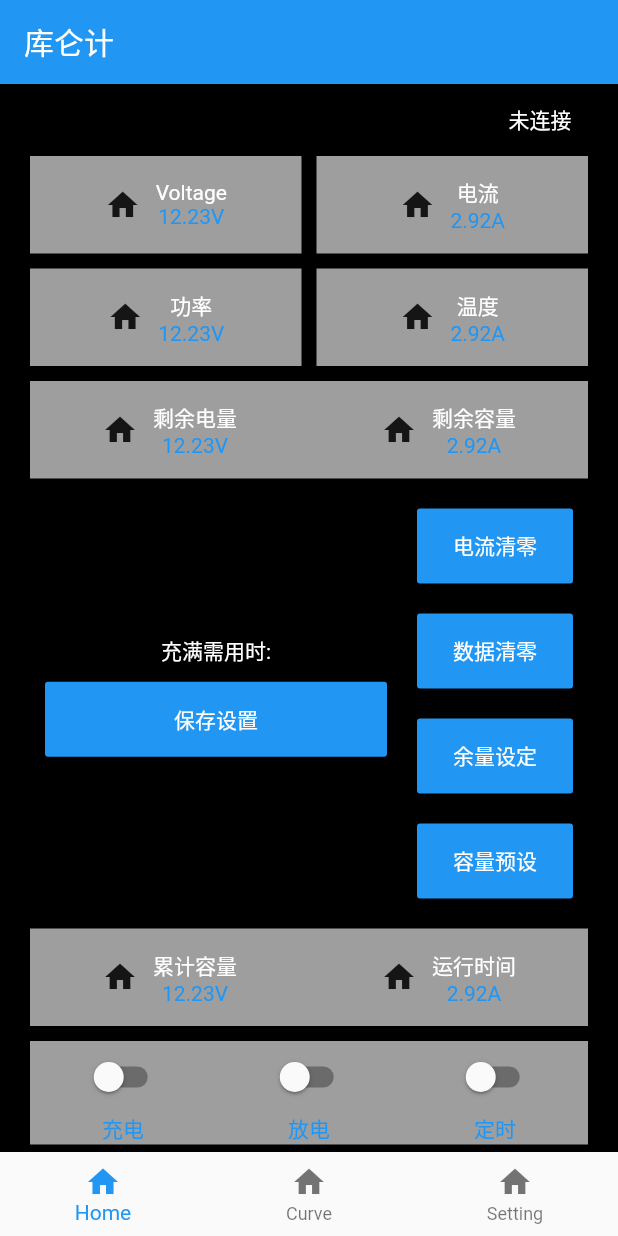
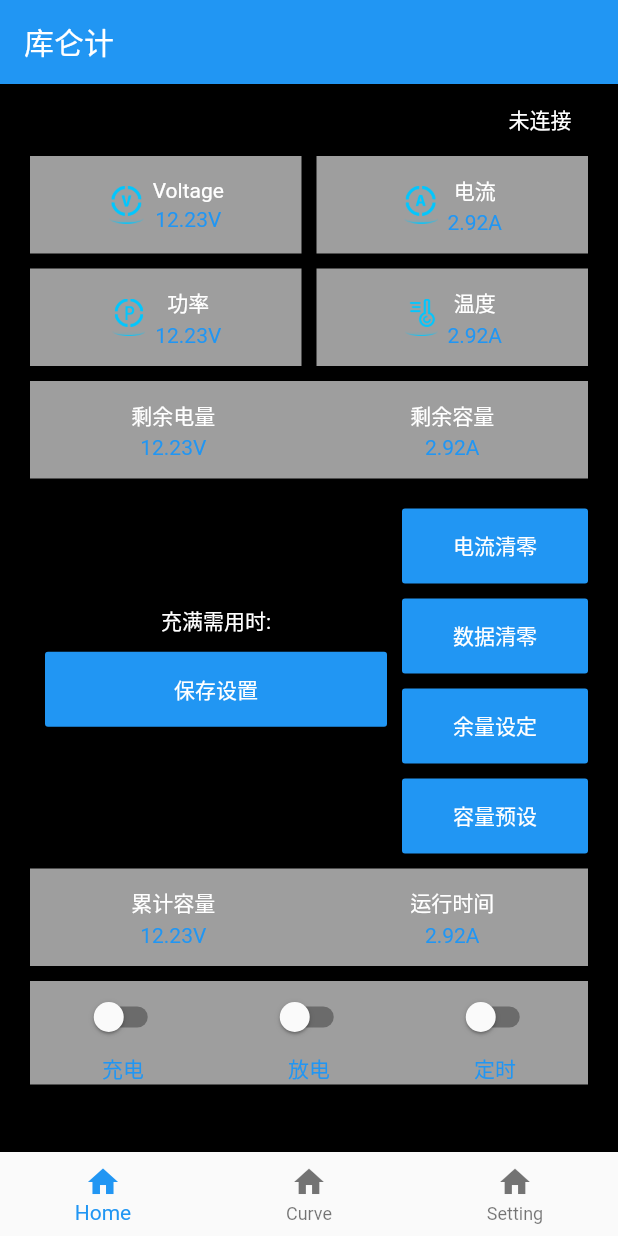
Before and after one commit to JeromeLydia/flutter_qinglan, a Flutter app: the screen it shows after launch, on a phone screen of 412 x 824 dp. Run offline on Flutter 3.47's test engine with Material 2 defaults, Android fonts, the phone set to English and light mode, and no system bars; our stand-ins replace flutter_blue_plus, get, permission_handler.

Commit message:
添加权限管理

```diff
--- a/lib/pages/home/home.dart
+++ b/lib/pages/home/home.dart
@@ -3,11 +3,39 @@ import 'package:flutter_blue_plus/flutter_blue_plus.dart';
 import 'package:flutter_qinglan/dialogs.dart';
 import 'package:flutter_qinglan/global.dart';
 import 'package:get/get.dart';
+import 'package:permission_handler/permission_handler.dart';
 
 import '../../cmd.dart';
 
-class Home extends StatelessWidget {
+class Home extends StatefulWidget {
   const Home({super.key});
+
+  @override
+  State<Home> createState() => _HomeState();
+}
+
+class _HomeState extends State<Home> {
+  PermissionStatus _bluetoothStatus = PermissionStatus.denied;
+
+  Future<void> _checkBluetoothPermission() async {
+    final status = await Permission.bluetooth.status;
+    setState(() {
+      _bluetoothStatus = status;
+    });
+  }
+
+  Future<void> _requestBluetoothPermission() async {
+    final status = await Permission.bluetooth.request();
+    setState(() {
+      _bluetoothStatus = status;
+    });
+  }
+
+  @override
+  void initState() {
+    super.initState();
+    _checkBluetoothPermission();
+  }
 
   void bluetoothWrite(List<int> data) async {
     final currentDevice = Global.currentDevice;
@@ -92,6 +120,7 @@ class Home extends StatelessWidget {
                 child: IconItem(
                   title: "电压".tr,
                   value: "12.23V",
+                  assetName: "assets/images/ic_voltage.png",
                 ),
               ),
               const SizedBox(width: 10),
@@ -99,6 +128,7 @@ class Home extends StatelessWidget {
                 child: IconItem(
                   title: "电流",
                   value: "2.92A",
+                  assetName: "assets/images/ic_current.png",
                 ),
               ),
             ],
@@ -111,6 +141,7 @@ class Home extends StatelessWidget {
                 child: IconItem(
                   title: "功率",
                   value: "12.23V",
+                  assetName: "assets/images/ic_power.png",
                 ),
               ),
               SizedBox(width: 10),
@@ -118,6 +149,7 @@ class Home extends StatelessWidget {
                 child: IconItem(
                   title: "温度",
                   value: "2.92A",
+                  assetName: "assets/images/ic_temperature.png",
                 ),
               ),
             ],
@@ -175,7 +207,7 @@ class Home extends StatelessWidget {
                 child: Column(
                   children: [
                     Container(
-                      margin: const EdgeInsets.all(10),
+                      margin: const EdgeInsets.only(top: 10),
                       child: MaterialButton(
                         color: Colors.blue,
                         minWidth: double.infinity,
@@ -188,7 +220,7 @@ class Home extends StatelessWidget {
                       ),
                     ),
                     Container(
-                      margin: const EdgeInsets.all(10),
+                      margin: const EdgeInsets.only(top: 10),
                       child: MaterialButton(
                         color: Colors.blue,
                         minWidth: double.infinity,
@@ -199,7 +231,7 @@ class Home extends StatelessWidget {
                       ),
                     ),
                     Container(
-                      margin: const EdgeInsets.all(10),
+                      margin: const EdgeInsets.only(top: 10),
                       child: MaterialButton(
                         color: Colors.blue,
                         minWidth: double.infinity,
@@ -210,7 +242,7 @@ class Home extends StatelessWidget {
                       ),
                     ),
                     Container(
-                      margin: const EdgeInsets.all(10),
+                      margin: const EdgeInsets.only(top: 10),
                       child: MaterialButton(
                         color: Colors.blue,
                         minWidth: double.infinity,
@@ -276,10 +308,13 @@ class Home extends StatelessWidget {
 class IconItem extends StatefulWidget {
   final String title;
   final String value;
+  final String assetName;
+
   const IconItem({
     super.key,
     this.title = "",
     this.value = "",
+    this.assetName = "",
   });
 
   @override
@@ -296,8 +331,13 @@ class _IconItemState extends State<IconItem> {
       child: Row(
         mainAxisAlignment: MainAxisAlignment.center,
         children: [
-          const Icon(Icons.home),
-          const SizedBox(width: 10),
+          if (widget.assetName.isNotEmpty)
+            Image(
+              image: AssetImage(widget.assetName),
+              height: 25,
+              width: 25,
+            ),
+          const SizedBox(width: 5),
           Column(
             mainAxisAlignment: MainAxisAlignment.center,
             crossAxisAlignment: CrossAxisAlignment.center,
@@ -308,6 +348,7 @@ class _IconItemState extends State<IconItem> {
                   color: Colors.white,
                 ),
               ),
+              const SizedBox(height: 3),
               Text(
                 widget.value,
                 style: const TextStyle(
--- a/pubspec.yaml
+++ b/pubspec.yaml
@@ -13,6 +13,7 @@ dependencies:
   cupertino_icons: ^1.0.2
   flutter_blue_plus: ^1.4.0
   get: ^4.6.5
+  permission_handler: ^10.2.0
 
 dev_dependencies:
   flutter_test:
@@ -21,3 +22,5 @@ dev_dependencies:
 
 flutter:
   uses-material-design: true
+  assets:
+    - assets/images/
```
Also changed, not shown: lib/pages/set/set.dart (+7 -3 lines), assets/images/ic_current.png (added), assets/images/ic_power.png (added), assets/images/ic_temperature.png (added), assets/images/ic_voltage.png (added), pubspec.lock, 2 other files.
